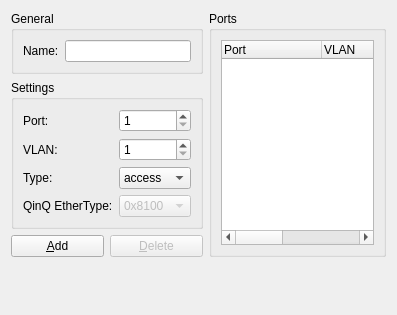
Qt form gns3/modules/dynamips/ui/ethernet_switch_configuration_page.ui (mpplab/MNSS) before a commit.
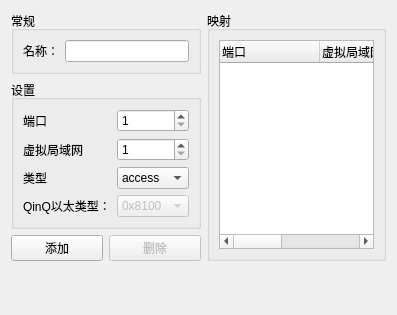
The same form after that commit.

```diff
--- a/gns3/modules/dynamips/ui/ethernet_switch_configuration_page.ui
+++ b/gns3/modules/dynamips/ui/ethernet_switch_configuration_page.ui
@@ -17,13 +17,13 @@
    <item row="0" column="0" colspan="2">
     <widget class="QGroupBox" name="uiGeneralGroupBox">
      <property name="title">
-      <string>General</string>
+      <string>常规</string>
      </property>
      <layout class="QGridLayout" name="gridLayout">
       <item row="0" column="0">
        <widget class="QLabel" name="uiNameLabel">
         <property name="text">
-         <string>Name:</string>
+         <string>名称：</string>
         </property>
        </widget>
       </item>
@@ -36,7 +36,7 @@
    <item row="0" column="2" rowspan="3">
     <widget class="QGroupBox" name="uiEthernetSwitchPortsGroupBox">
      <property name="title">
-      <string>Ports</string>
+      <string>映射</string>
      </property>
      <layout class="QVBoxLayout">
       <item>
@@ -52,22 +52,22 @@
         </property>
         <column>
          <property name="text">
-          <string>Port</string>
+          <string>端口</string>
          </property>
         </column>
         <column>
          <property name="text">
-          <string>VLAN</string>
+          <string>虚拟局域网</string>
          </property>
         </column>
         <column>
          <property name="text">
-          <string>Type</string>
+          <string>类型</string>
          </property>
         </column>
         <column>
          <property name="text">
-          <string>EtherType</string>
+          <string>以太网类型</string>
          </property>
         </column>
        </widget>
@@ -84,13 +84,13 @@
       </sizepolicy>
      </property>
      <property name="title">
-      <string>Settings</string>
+      <string>设置</string>
      </property>
      <layout class="QGridLayout">
       <item row="0" column="0">
        <widget class="QLabel" name="label">
         <property name="text">
-         <string>Port:</string>
+         <string>端口</string>
         </property>
        </widget>
       </item>
@@ -116,7 +116,7 @@
       <item row="1" column="0">
        <widget class="QLabel" name="label_3">
         <property name="text">
-         <string>VLAN:</string>
+         <string>虚拟局域网</string>
         </property>
        </widget>
       </item>
@@ -142,14 +142,14 @@
       <item row="2" column="0">
        <widget class="QLabel" name="label_2">
         <property name="text">
-         <string>Type:</string>
+         <string>类型</string>
         </property>
        </widget>
       </item>
       <item row="3" column="0">
        <widget class="QLabel" name="label_4">
         <property name="text">
-         <string>QinQ EtherType:</string>
+         <string>QinQ以太类型：</string>
         </property>
        </widget>
       </item>
@@ -205,7 +205,7 @@
    <item row="2" column="0">
     <widget class="QPushButton" name="uiAddPushButton">
      <property name="text">
-      <string>&amp;Add</string>
+      <string>添加</string>
      </property>
     </widget>
    </item>
@@ -215,7 +215,7 @@
       <bool>false</bool>
      </property>
      <property name="text">
-      <string>&amp;Delete</string>
+      <string>删除</string>
      </property>
     </widget>
    </item>
```
Left out of the diff: 2 changed lines with no effect on the pictures.
